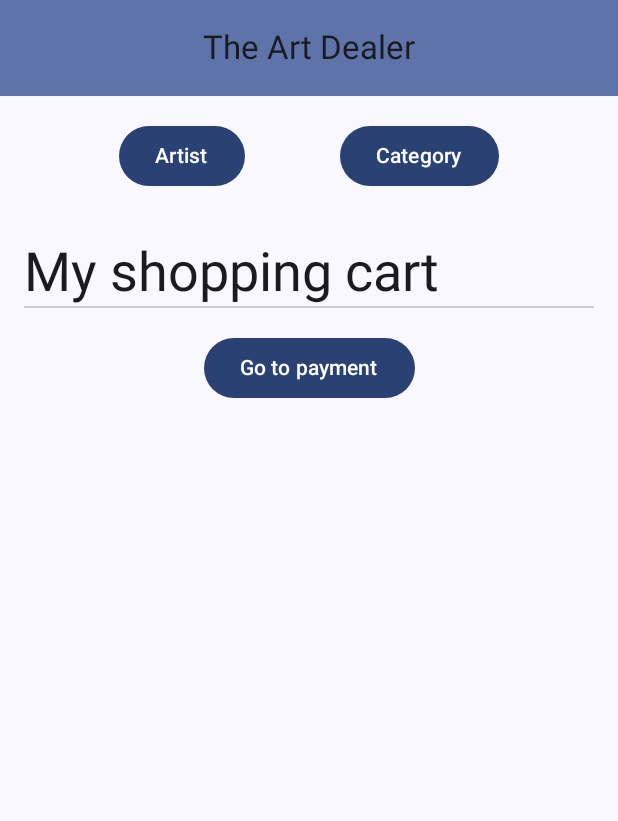
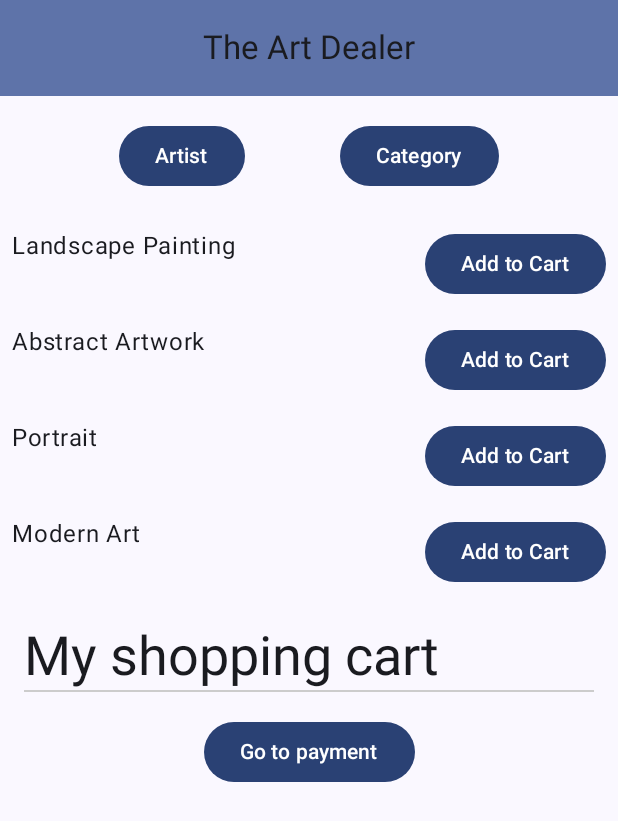
Before and after one commit to AlmazErmilov/Buy-My-Contemporary-Art-App, an Android app built with Jetpack Compose: the screen it shows after launch (MainActivity), on a phone screen of 412 x 824 dp. Shown: the top 821 px of the screen. Run offline under Robolectric (Android 15) with nearby library versions, the phone set to English and light mode, and no system bars.

Commit message:
upd buttons

```diff
--- a/app/src/main/java/com/example/buy_my_contemporary_art_app/data/DataSource.kt
+++ b/app/src/main/java/com/example/buy_my_contemporary_art_app/data/DataSource.kt
@@ -1,14 +1,10 @@
 package com.example.buy_my_contemporary_art_app.data
 
-class DataSource {
-    companion object {
-        fun createDummyCartItems(): List<ShoppingCartItem> {
-            return listOf(
-                ShoppingCartItem(1, "Landscape Photo", "Wood Frame", 299.99f),
-                ShoppingCartItem(2, "Abstract Art", "Metal Frame", 349.99f),
-                ShoppingCartItem(3, "Portrait", "Plastic Frame", 199.99f),
-                ShoppingCartItem(4, "Modern Art", "Wood Frame", 399.99f)
-            )
-        }
-    }
+object ShoppingCartDataSource {
+    val dummyItems = listOf(
+        ShoppingCartItem(1, "Landscape Painting", "Wooden Frame", 150f),
+        ShoppingCartItem(2, "Abstract Artwork", "Metal Frame", 200f),
+        ShoppingCartItem(3, "Portrait", "Plastic Frame", 100f),
+        ShoppingCartItem(4, "Modern Art", "Metal Frame", 300f)
+    )
 }
--- a/app/src/main/java/com/example/buy_my_contemporary_art_app/ui/HomeScreen.kt
+++ b/app/src/main/java/com/example/buy_my_contemporary_art_app/ui/HomeScreen.kt
@@ -43,7 +43,31 @@ fun HomeScreen(viewModel: ShoppingCartViewModel = viewModel()) {
                     Text("Category")
                 }
             }
+            DummyItemButtons { item ->
+                viewModel.addItemToCart(item)
+            }
             ShoppingCart(cartItems, viewModel::removeItemFromCart)
+        }
+    }
+}
+
+@Composable
+fun DummyItemButtons(onAddClick: (ShoppingCartItem) -> Unit) {
+    // Assuming your dummy items are in ShoppingCartDataSource.dummyItems
+    val dummyItems = ShoppingCartDataSource.dummyItems
+    Column {
+        dummyItems.forEach { item ->
+            Row(
+                modifier = Modifier
+                    .fillMaxWidth()
+                    .padding(8.dp),
+                horizontalArrangement = Arrangement.SpaceBetween
+            ) {
+                Text(text = item.name, modifier = Modifier.weight(1f))
+                Button(onClick = { onAddClick(item) }) {
+                    Text("Add to Cart")
+                }
+            }
         }
     }
 }
```
